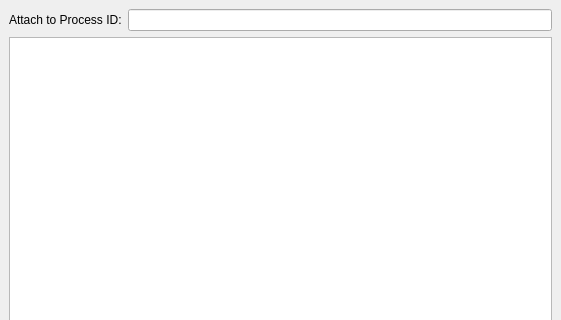
Old version of the form src/plugins/debugger/attachremotedialog.ui in the repository qt-creator/qt-creator; both pictures show x 0 to 561 and y 0 to 320 of the 561 by 866 pixel window.
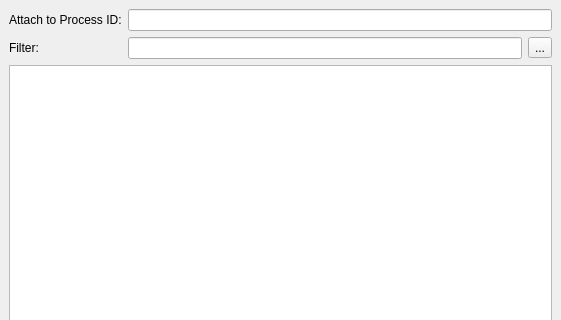
New version of the form.

Commit message: Fixes: Error logging, polish attach remote dialog

```diff
--- a/src/plugins/debugger/attachremotedialog.ui
+++ b/src/plugins/debugger/attachremotedialog.ui
@@ -20,16 +20,42 @@
     <number>9</number>
    </property>
    <item>
-    <layout class="QHBoxLayout" name="horizontalLayout" >
-     <item>
-      <widget class="QLabel" name="pidLabel" >
-       <property name="text" >
+    <layout class="QFormLayout" name="formLayout">
+     <item row="0" column="0">
+      <widget class="QLabel" name="pidLabel">
+       <property name="text">
         <string>Attach to Process ID:</string>
        </property>
       </widget>
      </item>
-     <item>
-      <widget class="QLineEdit" name="pidLineEdit" />
+     <item row="0" column="1">
+      <widget class="QLineEdit" name="pidLineEdit"/>
+     </item>
+     <item row="1" column="0">
+      <widget class="QLabel" name="label">
+       <property name="text">
+        <string>Filter:</string>
+       </property>
+      </widget>
+     </item>
+     <item row="1" column="1">
+      <widget class="QWidget" name="filterWidget" native="true">
+       <layout class="QHBoxLayout" name="horizontalLayout">
+        <property name="margin">
+         <number>0</number>
+        </property>
+        <item>
+         <widget class="QLineEdit" name="filterLineEdit"/>
+        </item>
+        <item>
+         <widget class="QToolButton" name="filterClearToolButton">
+          <property name="text">
+           <string>...</string>
+          </property>
+         </widget>
+        </item>
+       </layout>
+      </widget>
      </item>
     </layout>
    </item>
```
Left out of the diff: 29 changed lines with no effect on the pictures. The commit also changes 5 other files.
